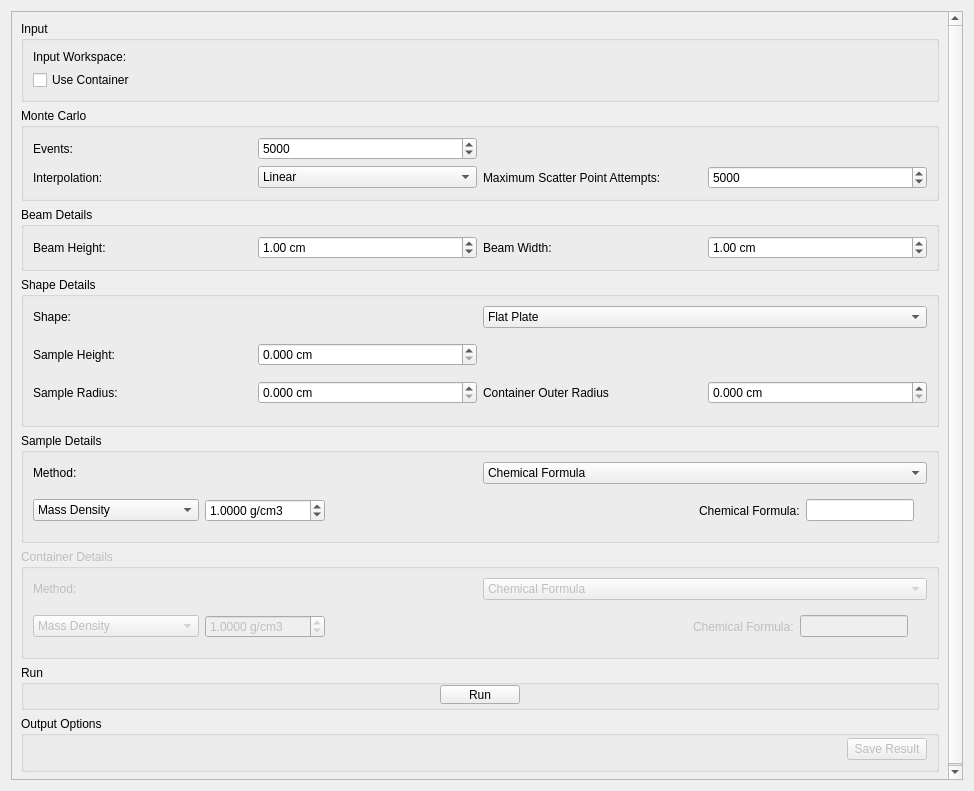
Above: qt/scientific_interfaces/Indirect/AbsorptionCorrections.ui from mantidproject/mantid before the change. Below: the same form after it.
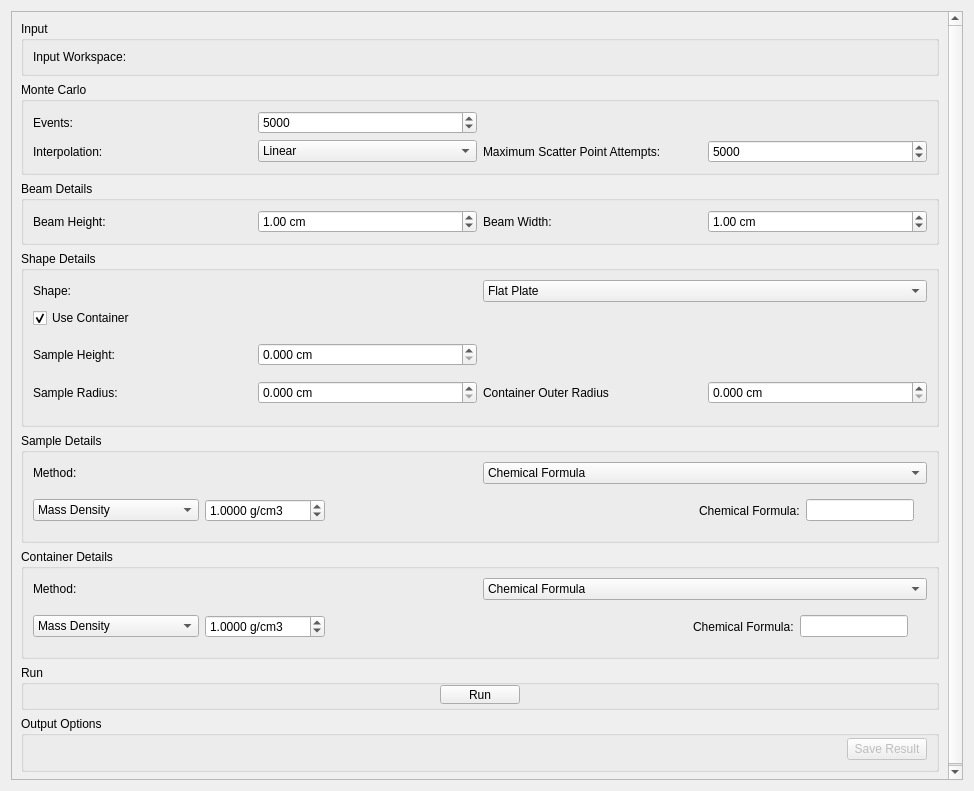
That is the form after the change. Custom widgets are drawn as their Qt base class.

Commit message: Reposition checkbox in qt ui, tidy up initial enable states RE #29899

```diff
--- a/qt/scientific_interfaces/Indirect/AbsorptionCorrections.ui
+++ b/qt/scientific_interfaces/Indirect/AbsorptionCorrections.ui
@@ -76,19 +76,6 @@
             </property>
            </widget>
           </item>
-          <item row="2" column="0">
-           <widget class="QCheckBox" name="cbUseCan">
-            <property name="maximumSize">
-             <size>
-              <width>16777208</width>
-              <height>16777215</height>
-             </size>
-            </property>
-            <property name="text">
-             <string>Use Container</string>
-            </property>
-           </widget>
-          </item>
          </layout>
         </widget>
        </item>
@@ -288,6 +275,25 @@
             </item>
            </layout>
           </item>
+          <item>
+           <widget class="QCheckBox" name="cbUseCan">
+            <property name="enabled">
+             <bool>true</bool>
+            </property>
+            <property name="maximumSize">
+             <size>
+              <width>16777208</width>
+              <height>16777215</height>
+             </size>
+            </property>
+            <property name="text">
+             <string>Use Container</string>
+            </property>
+            <property name="checked">
+             <bool>true</bool>
+            </property>
+           </widget>
+          </item>
           <item>
            <widget class="QStackedWidget" name="swShapeDetails">
             <property name="sizePolicy">
@@ -936,7 +942,7 @@
        <item>
         <widget class="QGroupBox" name="gbContainerDetails">
          <property name="enabled">
-          <bool>false</bool>
+          <bool>true</bool>
          </property>
          <property name="title">
           <string>Container Details</string>
```
